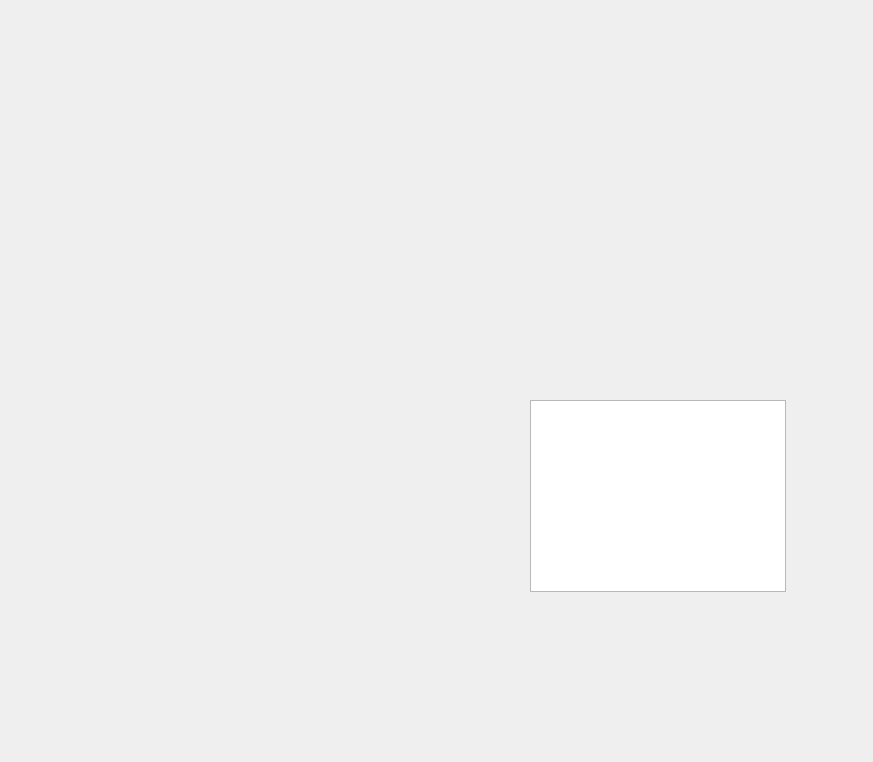
markscat/Scientific_computing, file ui/opa_analysis.ui: the form before one commit.
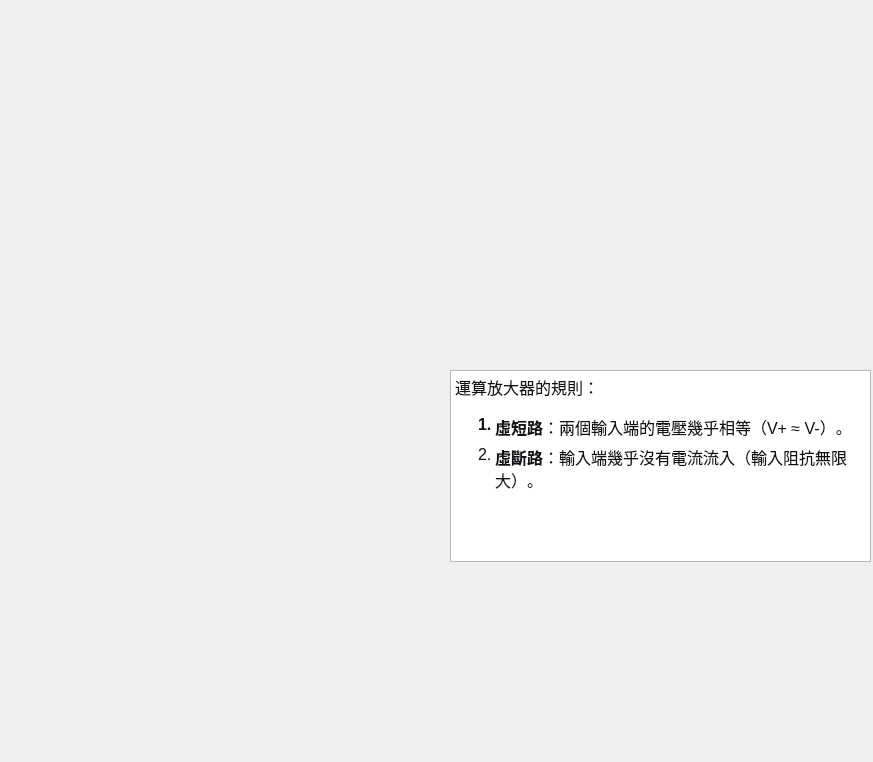
The form after the commit. Icons and pictures are not drawn.

Patch:
```diff
--- a/ui/opa_analysis.ui
+++ b/ui/opa_analysis.ui
@@ -16,20 +16,33 @@
   <widget class="QTextBrowser" name="textBrowser">
    <property name="geometry">
     <rect>
-     <x>530</x>
-     <y>400</y>
-     <width>256</width>
+     <x>450</x>
+     <y>370</y>
+     <width>421</width>
      <height>192</height>
     </rect>
    </property>
+   <property name="html">
+    <string>&lt;!DOCTYPE HTML PUBLIC &quot;-//W3C//DTD HTML 4.0//EN&quot; &quot;http://www.w3.org/TR/REC-html40/strict.dtd&quot;&gt;
+&lt;html&gt;&lt;head&gt;&lt;meta name=&quot;qrichtext&quot; content=&quot;1&quot; /&gt;&lt;meta charset=&quot;utf-8&quot; /&gt;&lt;style type=&quot;text/css&quot;&gt;
+p, li { white-space: pre-wrap; }
+hr { height: 1px; border-width: 0; }
+li.unchecked::marker { content: &quot;\2610&quot;; }
+li.checked::marker { content: &quot;\2612&quot;; }
+&lt;/style&gt;&lt;/head&gt;&lt;body style=&quot; font-family:'Microsoft JhengHei UI'; font-size:9pt; font-weight:400; font-style:normal;&quot;&gt;
+&lt;p style=&quot; margin-top:16px; margin-bottom:0px; margin-left:0px; margin-right:0px; -qt-block-indent:0; text-indent:0px; background-color:#ffffff;&quot;&gt;&lt;span style=&quot; font-family:'quote-cjk-patch','Inter','system-ui','-apple-system','BlinkMacSystemFont','Segoe UI','Roboto','Oxygen','Ubuntu','Cantarell','Open Sans','Helvetica Neue','sans-serif'; font-size:16px; color:#0f1115; background-color:#ffffff;&quot;&gt;運算放大器的規則：&lt;/span&gt;&lt;/p&gt;
+&lt;ol style=&quot;margin-top: 0px; margin-bottom: 0px; margin-left: 0px; margin-right: 0px; -qt-list-indent: 1;&quot;&gt;
+&lt;li style=&quot; font-family:'quote-cjk-patch','Inter','system-ui','-apple-system','BlinkMacSystemFont','Segoe UI','Roboto','Oxygen','Ubuntu','Cantarell','Open Sans','Helvetica Neue','sans-serif'; font-size:16px; font-weight:600; color:#0f1115; background-color:#ffffff;&quot; style=&quot; margin-top:16px; margin-bottom:0px; margin-left:0px; margin-right:0px; -qt-block-indent:0; text-indent:0px;&quot;&gt;虛短路&lt;span style=&quot; font-weight:400;&quot;&gt;：兩個輸入端的電壓幾乎相等（V+ ≈ V-）。&lt;/span&gt;&lt;/li&gt;
+&lt;li style=&quot; font-family:'quote-cjk-patch','Inter','system-ui','-apple-system','BlinkMacSystemFont','Segoe UI','Roboto','Oxygen','Ubuntu','Cantarell','Open Sans','Helvetica Neue','sans-serif'; font-size:16px; color:#0f1115; background-color:#ffffff;&quot; style=&quot; margin-top:6px; margin-bottom:0px; margin-left:0px; margin-right:0px; -qt-block-indent:0; text-indent:0px;&quot;&gt;&lt;span style=&quot; font-weight:600;&quot;&gt;虛斷路&lt;/span&gt;：輸入端幾乎沒有電流流入（輸入阻抗無限大）。&lt;/li&gt;&lt;/ol&gt;&lt;/body&gt;&lt;/html&gt;</string>
+   </property>
   </widget>
   <widget class="QLabel" name="label">
    <property name="geometry">
     <rect>
-     <x>460</x>
+     <x>470</x>
      <y>20</y>
-     <width>401</width>
-     <height>351</height>
+     <width>391</width>
+     <height>311</height>
     </rect>
    </property>
    <property name="text">
```
